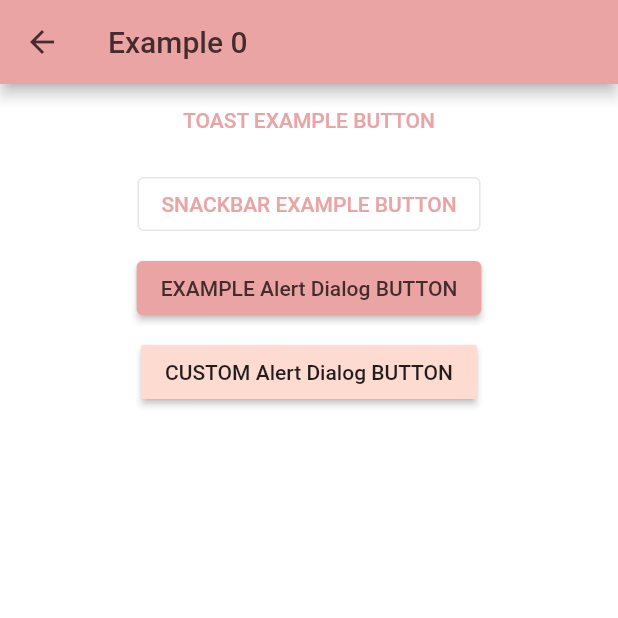
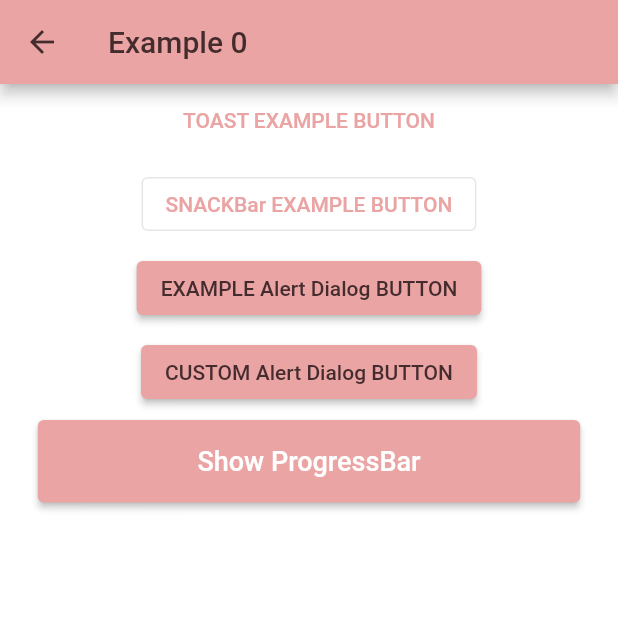
Before and after one commit to arundidauli/flutter-navigation-login-screen, a Flutter app: the screen it shows after launch, after a tap on "Toast,SnackBar,AlertDialog", on a phone screen of 412 x 824 dp, the top half of it. Run offline on Flutter 3.47's test engine with Material 2 defaults, Android fonts, the phone set to English and light mode, and no system bars; our stand-ins replace carousel_slider, connectivity, fluttertoast, image_picker, shared_preferences, simple_animations; network calls fail; Roboto replaces fonts that are missing (Rubik).

Commit message:
animation

```diff
--- /dev/null
+++ b/lib/animations/EnterExitRoute.dart
@@ -0,0 +1,40 @@
+import 'package:flutter/material.dart';
+
+
+class EnterExitRoute extends PageRouteBuilder {
+  final Widget enterPage;
+  final Widget exitPage;
+  EnterExitRoute({required this.exitPage, required this.enterPage})
+      : super(
+    pageBuilder: (
+        BuildContext context,
+        Animation<double> animation,
+        Animation<double> secondaryAnimation,
+        ) =>
+    enterPage,
+    transitionsBuilder: (
+        BuildContext context,
+        Animation<double> animation,
+        Animation<double> secondaryAnimation,
+        Widget child,
+        ) =>
+        Stack(
+          children: <Widget>[
+            SlideTransition(
+              position: Tween<Offset>(
+                begin: const Offset(0.0, 0.0),
+                end: const Offset(-1.0, 0.0),
+              ).animate(animation),
+              child: exitPage,
+            ),
+            SlideTransition(
+              position: Tween<Offset>(
+                begin: const Offset(1.0, 0.0),
+                end: Offset.zero,
+              ).animate(animation),
+              child: enterPage,
+            )
+          ],
+        ),
+  );
+}
--- a/lib/main.dart
+++ b/lib/main.dart
@@ -13,6 +13,8 @@ import 'package:flutter_navigation/screen/Example9.dart';
 import 'package:flutter_navigation/utils/colors.dart';
 import 'package:flutter_navigation/utils/constants.dart';
 import 'package:flutter_navigation/utils/utils.dart';
+
+import 'animations/EnterExitRoute.dart';
 
 void main() {
   runApp(const MyApp());
@@ -178,10 +180,13 @@ Widget _myCardItem(BuildContext context, String index) {
         splashColor: Colors.orange,
         onTap: () async {
           if (index == Constants.listOfExamples[0]) {
-            Navigator.push(
+
+            Navigator.push(context,
+                EnterExitRoute(exitPage: const HomePages(), enterPage: const Example0()));
+           /* Navigator.push(
               context,
               MaterialPageRoute(builder: (context) => const Example0()),
-            );
+            );*/
           } else if (index == Constants.listOfExamples[1]) {
             Navigator.push(
               context,
--- a/lib/screen/Example0.dart
+++ b/lib/screen/Example0.dart
@@ -1,6 +1,6 @@
 import 'package:flutter/material.dart';
+import '../utils/dialogs.dart';
 import 'package:fluttertoast/fluttertoast.dart';
-import 'package:flutter_navigation/utils/dialogs.dart';
 
 class Example0 extends StatefulWidget {
   const Example0({Key? key}) : super(key: key);
@@ -10,6 +10,8 @@ class Example0 extends StatefulWidget {
 }
 
 class _Example0State extends State<Example0> {
+  bool _isLoading = false;
+
   @override
   void initState() {
     super.initState();
@@ -28,11 +30,11 @@ class _Example0State extends State<Example0> {
               onPressed: () {
                 // Respond to button press
                 Fluttertoast.showToast(
-                    msg: "This is a Toast message",  // message
+                    msg: "This is a Toast message", // message
                     toastLength: Toast.LENGTH_SHORT, // length
-                    gravity: ToastGravity.CENTER,    // location
-                    timeInSecForIosWeb: 1               // duration
-                );
+                    gravity: ToastGravity.CENTER, // location
+                    timeInSecForIosWeb: 1 // duration
+                    );
               },
               child: const Text('TOAST EXAMPLE BUTTON'),
             ),
@@ -44,15 +46,20 @@ class _Example0State extends State<Example0> {
                   content: Text("OUTLINED BUTTON Clicked"),
                 ));
               },
-              child: const Text("SNACKBAR EXAMPLE BUTTON"),
+              child: const Text("SNACKBar EXAMPLE BUTTON"),
             ),
             const SizedBox(height: 8.0),
             ElevatedButton(
               onPressed: () {
                 // Respond to button press
-                final action= Dialogs.alertDialog(context,"Alert Dialog","Would you like to continue learning how to use Flutter alerts?","Cancel","Save");
+                final action = Dialogs.alertDialog(
+                    context,
+                    "Alert Dialog",
+                    "Would you like to continue learning how to use Flutter alerts?",
+                    "Cancel",
+                    "Save");
                 //cancel and save are the button text for cancel and save operation
-                if(action==alertDialogAction.save){
+                if (action == alertDialogAction.save) {
                   //do something
                   Navigator.pop(context);
                 }
@@ -60,18 +67,40 @@ class _Example0State extends State<Example0> {
               child: const Text("EXAMPLE Alert Dialog BUTTON"),
             ),
             const SizedBox(height: 8.0),
-            RaisedButton(
+            ElevatedButton(
               onPressed: () {
                 // Respond to button press
                 Dialogs.showAlertDialog(context);
               },
               child: const Text("CUSTOM Alert Dialog BUTTON"),
             ),
+            const SizedBox(height: 8.0),
+            ElevatedButton(
+              onPressed: () {
+                // Respond to button press
+                setState(() {
+                  _isLoading = true;
+                });
+
+                Future.delayed(const Duration(seconds: 3), () {
+                  setState(() {
+                    _isLoading = false;
+                  });
+                });
+
+              },
+              child: SizedBox(
+                height: 55,
+                width: MediaQuery.of(context).size.width*0.80,
+                child: Center(
+                    child: _isLoading ? const CircularProgressIndicator(color:  Colors.white,) : const Text(
+                      "Show ProgressBar",style: TextStyle(fontSize: 18,color: Colors.white),
+                    )),
+              ),
+            ),
           ],
         ),
       ),
     );
   }
-
-
 }
--- a/lib/screen/Example6.dart
+++ b/lib/screen/Example6.dart
@@ -164,7 +164,7 @@ Widget verticalItemRow(BuildContext context, int po) {
     child: Stack(
       children: [
         Container(
-          height: MediaQuery.of(context).size.height * 0.4,
+          height: MediaQuery.of(context).size.height * 0.2,
           width: double.infinity,
           decoration: BoxDecoration(
               borderRadius: BorderRadius.circular(25),
@@ -174,7 +174,7 @@ Widget verticalItemRow(BuildContext context, int po) {
         ),
         Container(
           width: MediaQuery.of(context).size.width,
-          height: MediaQuery.of(context).size.height * 0.4,
+          height: MediaQuery.of(context).size.height * 0.2,
           decoration: BoxDecoration(
               borderRadius: BorderRadius.circular(25),
               gradient: LinearGradient(
--- a/lib/screen/Example9.dart
+++ b/lib/screen/Example9.dart
@@ -22,10 +22,10 @@ class _ExampleState extends State<Example9> {
   Widget build(BuildContext context) {
     return Scaffold(
         appBar: AppBar(
-          title: const Text("Bad Characters List"),
+          title: const Text("Example Nine"),
         ),
         body: const Center(
-    child: Text("Example 9"),
+    child: Text("Example Nine"),
     ),);
   }
 
```
Also changed, not shown: lib/animations/FadeRouteAnimation.dart (added, +24 -0 lines), lib/animations/SlideRightRoute.dart (added, +26 -0 lines), lib/screen/Example8.dart (+34 -3 lines), lib/utils/colors.dart (+1 -9 lines), pubspec.lock.
